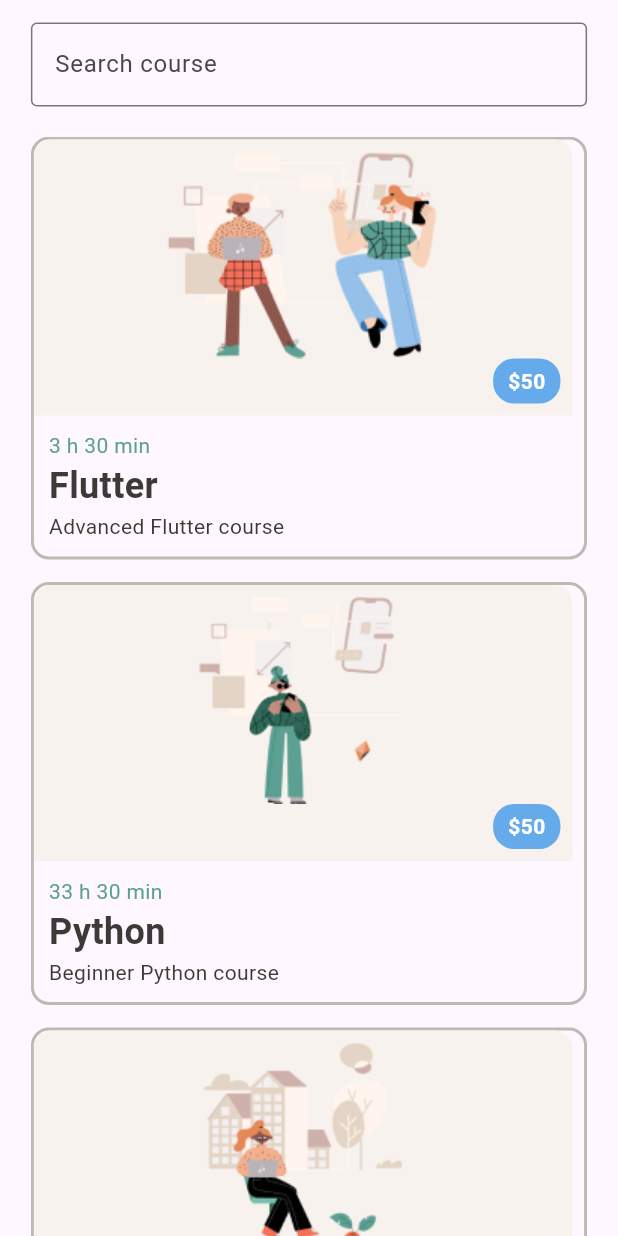
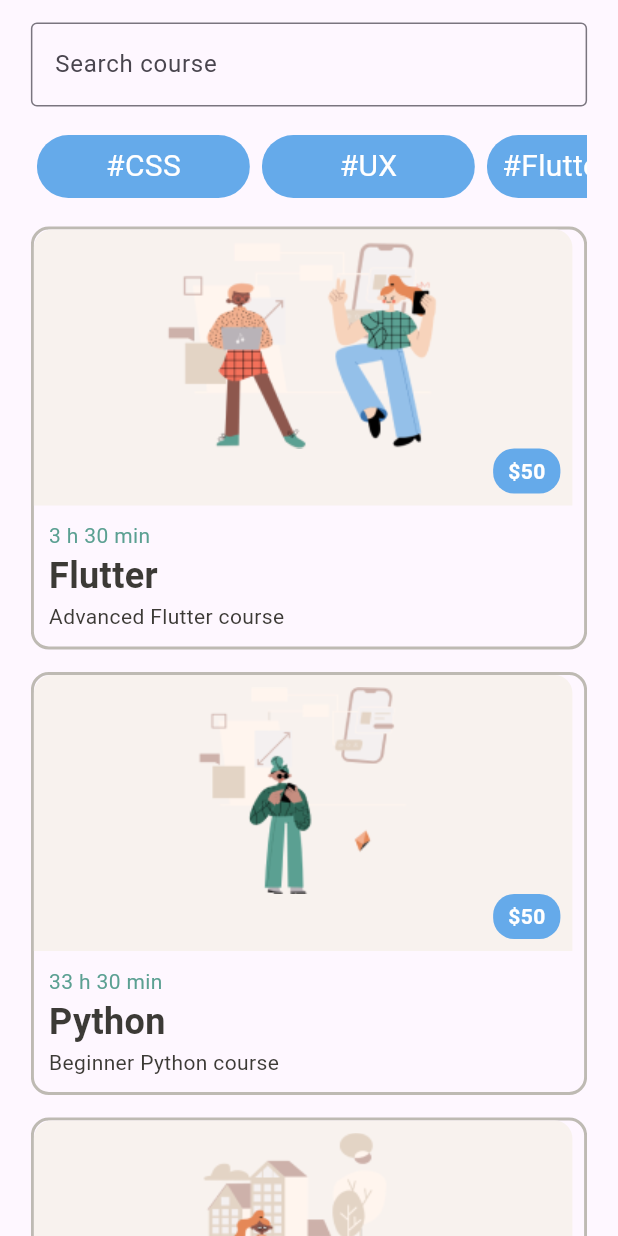
Before and after one commit to ahaithem/edtech_app, a Flutter app: the Course screen opened directly, on a phone screen of 412 x 824 dp. Run offline on Flutter 3.47's test engine with Material 3 defaults, Android fonts, the light colour scheme and no system bars; our stand-ins replace awesome_dialog, card_swiper, cloud_firestore, firebase_auth, firebase_core, firebase_storage and 2 more; accounts and stored records are empty.

Commit message:
add some changes on the UI

```diff
--- a/lib/ai_chatbot/chat_bot.dart
+++ b/lib/ai_chatbot/chat_bot.dart
@@ -43,7 +43,6 @@ class _GeminiChatBotState extends State<GeminiChatBot> {
   Widget build(BuildContext context) {
     return SafeArea(
       child: Scaffold(
-        //backgroundColor: secondary_color,
         appBar: const PreferredSize(
           preferredSize: Size.fromHeight(kToolbarHeight),
           child: AppBarWidget(title: 'ChatBot'),
--- a/lib/courses/api_key_google_console.dart
+++ b/lib/courses/api_key_google_console.dart
@@ -1,2 +1 @@
 const API_KEY = "AIzaSyBmTuYe4-qAkkrC9wROV6f3HjMTVh3MJb4";
-//const PLAYLIST_ID = "PL93xoMrxRJIviJiC76oO5aV8bDp2s3OrA";
--- a/lib/courses/course.dart
+++ b/lib/courses/course.dart
@@ -2,6 +2,7 @@ import 'package:flutter/material.dart';
 import 'api_key_google_console.dart';
 import 'course_type.dart';
 import '../constns/color_text_size.dart';
+import '../widgets/category.dart';
 
 class Course extends StatefulWidget {
   const Course({super.key});
@@ -29,7 +30,7 @@ class _CourseState extends State<Course> {
         coursePrice: '50',
         coursePlaylistId: 'PLIhvC56v63ILPDA2DQBv0IKzqsWTZxCkp'),
     const CourseType(
-        courseTitle: 'Figma UX Design UI Essentials',
+        courseTitle: 'UI & UX Essentials',
         courseDuration: '2 h 30 min',
         courseDescription: 'UI/UX Essentials',
         courseImageUrl: 'assets/images/9.png',
@@ -90,7 +91,8 @@ class _CourseState extends State<Course> {
             SizedBox(
               width: MediaQuery.of(context).size.width * 0.9, // 90% width
               child: Padding(
-                padding: const EdgeInsets.only(bottom: 20, top: 15),
+                //padding: const EdgeInsets.only(bottom: 20, top: 15),
+                padding: const EdgeInsets.only(top: 15),
                 child: TextField(
                   controller: _searchController,
                   decoration: InputDecoration(
@@ -105,6 +107,12 @@ class _CourseState extends State<Course> {
                 ),
               ),
             ),
+            SizedBox(
+                width: MediaQuery.of(context).size.width * 0.9, // 90% width
+                child: const Padding(
+                  padding: EdgeInsets.only(top: 15),
+                  child: CarouselExample(),
+                )),
             Expanded(
               child: SizedBox(
                 width: MediaQuery.of(context).size.width * 0.9, // 90% width
@@ -113,7 +121,7 @@ class _CourseState extends State<Course> {
                   itemCount: _filteredCourses.length,
                   itemBuilder: (context, index) {
                     return Container(
-                      padding: const EdgeInsets.only(bottom: 15),
+                      padding: const EdgeInsets.only(top: 15),
                       child: _filteredCourses[index],
                     ); // Directly return the course
                   },
--- a/lib/courses/video_list_screen.dart
+++ b/lib/courses/video_list_screen.dart
@@ -2,6 +2,7 @@ import 'package:flutter/material.dart';
 import 'video.dart';
 import 'youtube_service.dart';
 import 'video_player_screen.dart';
+import '../widgets/app_bar.dart';
 
 // This screen displays a list of videos from a YouTube playlist
 class VideoListScreen extends StatefulWidget {
@@ -32,7 +33,10 @@ class _VideoListScreenState extends State<VideoListScreen> {
   Widget build(BuildContext context) {
     return SafeArea(
       child: Scaffold(
-        appBar: AppBar(title: Text('Course Videos')),
+        appBar: const PreferredSize(
+          preferredSize: Size.fromHeight(kToolbarHeight),
+          child: AppBarWidget(title: 'Course Videos'),
+        ),
         body: FutureBuilder<List<Video>>(
           future: _videosFuture,
           builder: (context, snapshot) {
--- a/lib/home_page.dart
+++ b/lib/home_page.dart
@@ -76,7 +76,6 @@ class _HomePageState extends State<HomePage> {
             Navigator.of(context).pushNamed('chatbot');
           },
         ),
-        //floatingActionButtonLocation: FloatingActionButtonLocation.endFloat,
       ),
     );
   }
--- /dev/null
+++ b/lib/widgets/category.dart
@@ -0,0 +1,78 @@
+import 'package:flutter/material.dart';
+import '../constns/color_text_size.dart';
+
+class CarouselExample extends StatefulWidget {
+  const CarouselExample({super.key});
+
+  @override
+  State<CarouselExample> createState() => _CarouselExampleState();
+}
+
+class _CarouselExampleState extends State<CarouselExample> {
+  List<String> items = [
+    '#CSS',
+    '#UX',
+    '#Flutter',
+    '#Dart',
+    '#Android',
+    '#IOS',
+    '#Web',
+    '#HTML',
+    '#Java',
+    '#Python',
+    '#C++',
+    '#C',
+    '#Kotlin',
+    '#JavaScript',
+    '#Cyber Security',
+    '#Machine Learning',
+    '#AI',
+    '#React JS',
+    '#Node JS',
+    '#Angular JS',
+    '#Vue JS',
+    '#React Native',
+  ];
+  @override
+  Widget build(BuildContext context) {
+    return Center(
+      child: ConstrainedBox(
+        constraints: const BoxConstraints(maxHeight: 50),
+        child: CarouselView(
+          itemExtent: 150,
+          shrinkExtent: 100,
+          children: items.map((String item) {
+            return UncontainedLayoutCard(
+                index: items.indexOf(item), label: item);
+          }).toList(),
+        ),
+      ),
+    );
+  }
+}
+
+class UncontainedLayoutCard extends StatelessWidget {
+  const UncontainedLayoutCard({
+    super.key,
+    required this.index,
+    required this.label,
+  });
+
+  final int index;
+  final String label;
+
+  @override
+  Widget build(BuildContext context) {
+    return ColoredBox(
+      color: secondary_color,
+      child: Center(
+        child: Text(
+          label,
+          style: const TextStyle(color: Colors.white, fontSize: 20),
+          overflow: TextOverflow.clip,
+          softWrap: false,
+        ),
+      ),
+    );
+  }
+}
```
